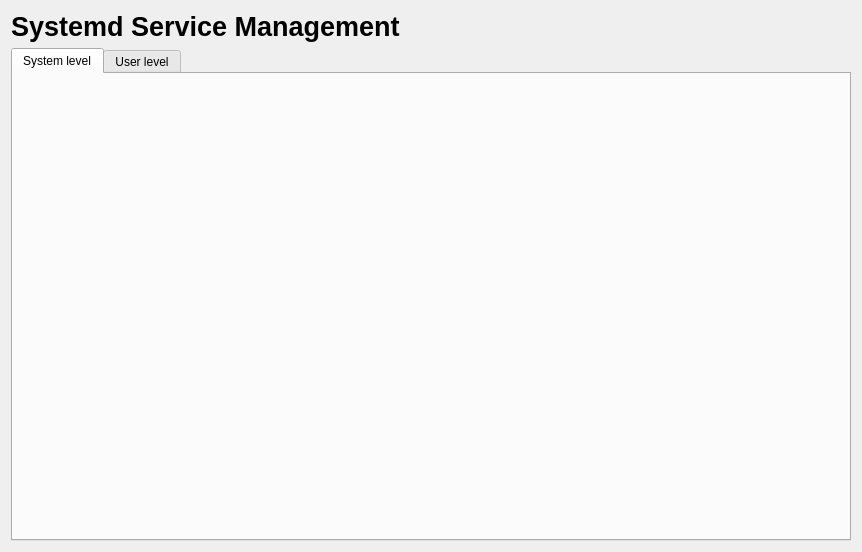
This is archcentral/ui/designer/servicemanager.ui in szabatoro/archcentral-thesis as Qt 5 draws it before an edit. The edited form follows.
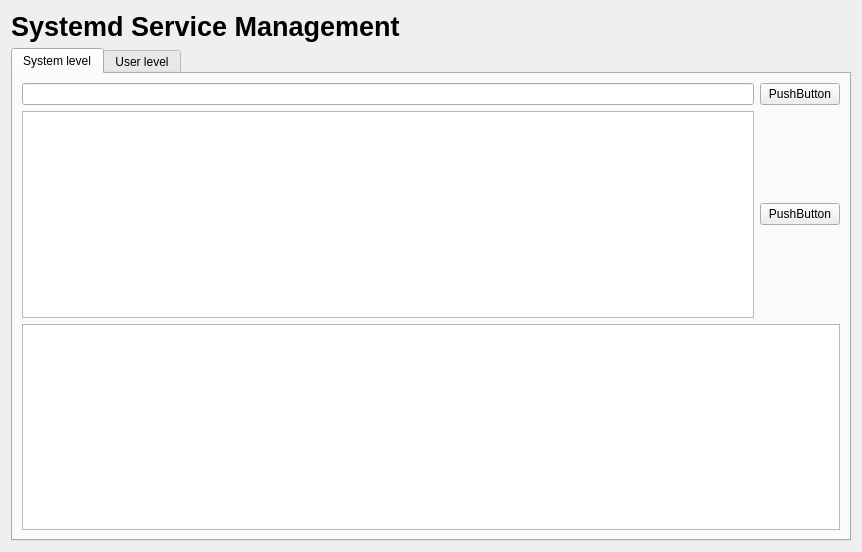
This is the edited form.

Commit message: implemented basic systemd service ui

What changed in the file:
```diff
--- a/archcentral/ui/designer/servicemanager.ui
+++ b/archcentral/ui/designer/servicemanager.ui
@@ -36,6 +36,50 @@
       <attribute name="title">
        <string>System level</string>
       </attribute>
+      <layout class="QVBoxLayout" name="verticalLayout_4">
+       <item>
+        <layout class="QHBoxLayout" name="horizontalLayout">
+         <item>
+          <widget class="QLineEdit" name="service_search"/>
+         </item>
+         <item>
+          <widget class="QPushButton" name="service_search_button">
+           <property name="text">
+            <string>PushButton</string>
+           </property>
+          </widget>
+         </item>
+        </layout>
+       </item>
+       <item>
+        <layout class="QHBoxLayout" name="horizontalLayout_3">
+         <item>
+          <widget class="QTableView" name="service_list_table">
+           <property name="selectionMode">
+            <enum>QAbstractItemView::SelectionMode::SingleSelection</enum>
+           </property>
+           <property name="selectionBehavior">
+            <enum>QAbstractItemView::SelectionBehavior::SelectRows</enum>
+           </property>
+          </widget>
+         </item>
+         <item>
+          <layout class="QVBoxLayout" name="verticalLayout_2">
+           <item>
+            <widget class="QPushButton" name="pushButton_2">
+             <property name="text">
+              <string>PushButton</string>
+             </property>
+            </widget>
+           </item>
+          </layout>
+         </item>
+        </layout>
+       </item>
+       <item>
+        <widget class="QTableWidget" name="service_details_table"/>
+       </item>
+      </layout>
      </widget>
      <widget class="QWidget" name="user_level">
       <attribute name="title">
```
Left out of the diff: 4 changed lines with no effect on the pictures. The commit also changes 2 other files.
